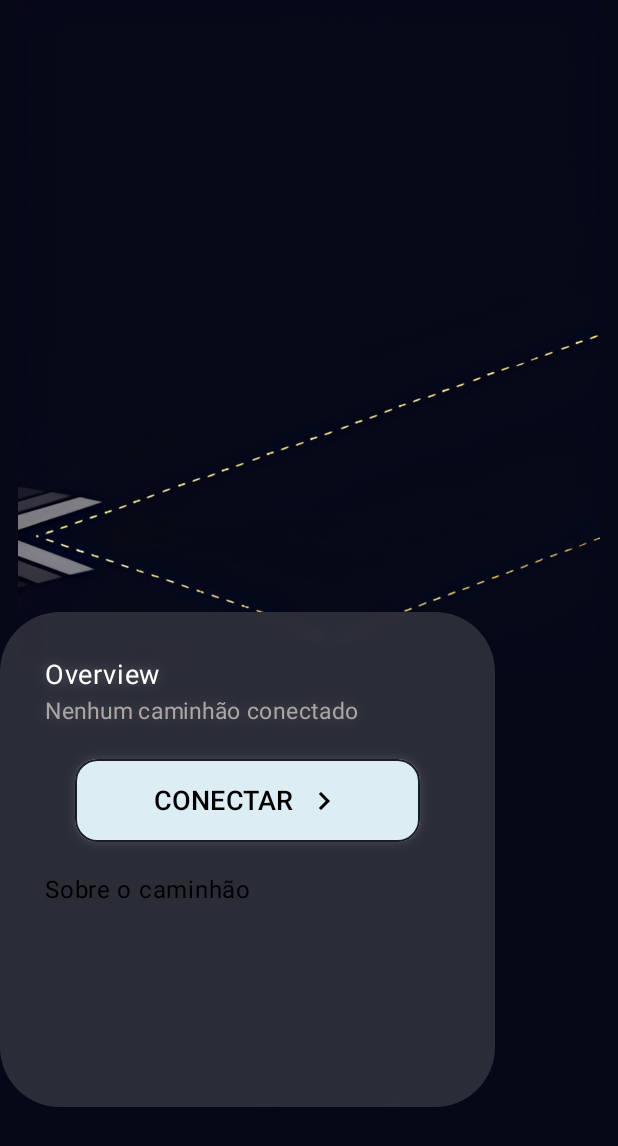
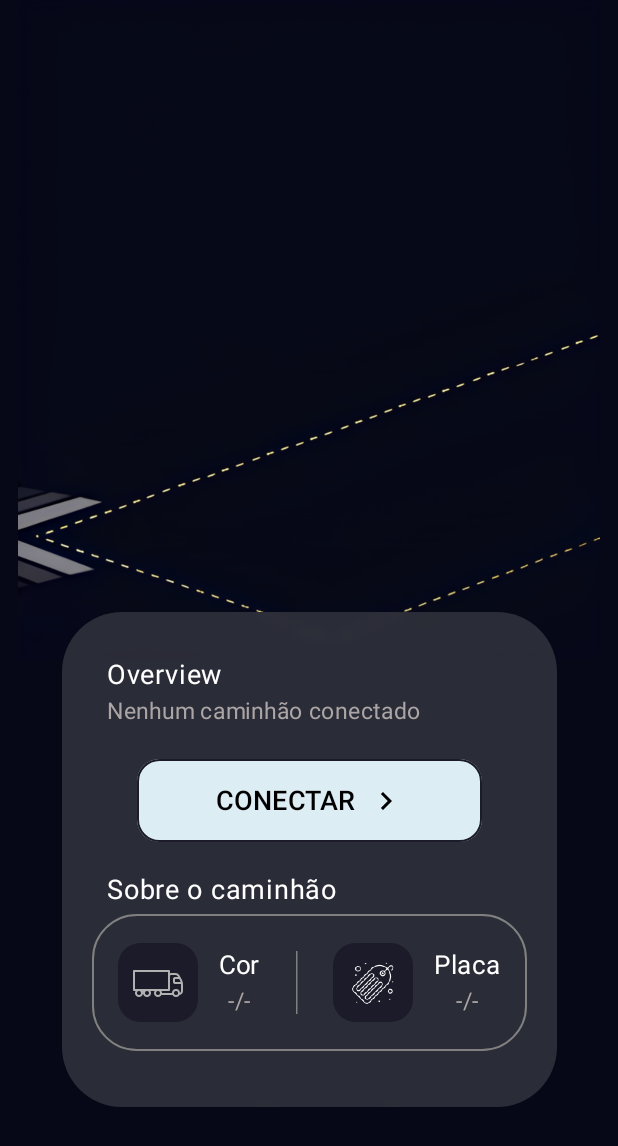
Before and after one commit to jpnacaratti/scania-modtruck, an Android app built with Jetpack Compose: the screen it shows after launch (MainActivity), on a phone screen of 412 x 824 dp. Shown: the top 1146 px of the screen. Run offline under Robolectric (Android 15) with nearby library versions, the phone set to English and light mode, and no system bars; our stand-ins replace accompanist; 1 statement that could not run was skipped.

Commit message:
Finishing first card on home screen

```diff
--- a/app/build.gradle.kts
+++ b/app/build.gradle.kts
@@ -60,6 +60,7 @@ dependencies {
     implementation(libs.androidx.ui.tooling.preview)
     implementation(libs.androidx.material3)
     implementation(libs.ui.text.google.fonts)
+    implementation ("com.google.accompanist:accompanist-systemuicontroller:0.24.3-alpha")
     testImplementation(libs.junit)
     androidTestImplementation(libs.androidx.junit)
     androidTestImplementation(libs.androidx.espresso.core)
--- a/app/src/main/java/com/jpnacaratti/modtruck/extensions/BackgroundBlur.kt
+++ b/app/src/main/java/com/jpnacaratti/modtruck/extensions/BackgroundBlur.kt
@@ -26,20 +26,17 @@ import androidx.compose.ui.graphics.graphicsLayer
 import androidx.compose.ui.layout.ContentScale
 import androidx.compose.ui.layout.LayoutCoordinates
 import androidx.compose.ui.layout.onGloballyPositioned
-import androidx.compose.ui.layout.positionInParent
-import androidx.compose.ui.layout.positionInRoot
 import androidx.compose.ui.layout.positionInWindow
 import androidx.compose.ui.platform.LocalView
 import androidx.compose.ui.unit.IntOffset
-import androidx.compose.ui.unit.dp
-import com.jpnacaratti.modtruck.ui.theme.Gray
 
 @Composable
 fun Modifier.backgroundBlur(
     blurRadius: Int,
     shape: RoundedCornerShape,
     backgroundColor: Color,
-    backgroundColorAlpha: Float = 1f
+    backgroundColorAlpha: Float = 1f,
+    onBlurReady: () -> Unit = {}
 ): Modifier {
     var capturedBitmap by remember { mutableStateOf<ImageBitmap?>(null) }
     var layoutCoordinates by remember { mutableStateOf<LayoutCoordinates?>(null) }
@@ -91,6 +88,8 @@ fun Modifier.backgroundBlur(
                         color = backgroundColor.copy(alpha = backgroundColorAlpha),
                         size = size
                     )
+
+                    onBlurReady()
                 }
         )
     }
--- a/app/src/main/java/com/jpnacaratti/modtruck/ui/components/ConnectTruck.kt
+++ b/app/src/main/java/com/jpnacaratti/modtruck/ui/components/ConnectTruck.kt
@@ -1,15 +1,16 @@
 package com.jpnacaratti.modtruck.ui.components
 
+import androidx.compose.foundation.Image
+import androidx.compose.foundation.background
 import androidx.compose.foundation.border
 import androidx.compose.foundation.layout.Arrangement
 import androidx.compose.foundation.layout.Box
 import androidx.compose.foundation.layout.Column
 import androidx.compose.foundation.layout.Row
 import androidx.compose.foundation.layout.fillMaxWidth
-import androidx.compose.foundation.layout.offset
+import androidx.compose.foundation.layout.height
 import androidx.compose.foundation.layout.padding
 import androidx.compose.foundation.layout.size
-import androidx.compose.foundation.shape.CircleShape
 import androidx.compose.foundation.shape.RoundedCornerShape
 import androidx.compose.material.icons.Icons
 import androidx.compose.material.icons.automirrored.filled.KeyboardArrowRight
@@ -18,11 +19,18 @@ import androidx.compose.material3.ButtonDefaults
 import androidx.compose.material3.Icon
 import androidx.compose.material3.Surface
 import androidx.compose.material3.Text
+import androidx.compose.material3.VerticalDivider
 import androidx.compose.runtime.Composable
+import androidx.compose.runtime.getValue
+import androidx.compose.runtime.mutableStateOf
+import androidx.compose.runtime.remember
+import androidx.compose.runtime.setValue
 import androidx.compose.ui.Alignment
 import androidx.compose.ui.Modifier
 import androidx.compose.ui.draw.clip
 import androidx.compose.ui.graphics.Color
+import androidx.compose.ui.layout.layout
+import androidx.compose.ui.res.painterResource
 import androidx.compose.ui.text.font.FontFamily
 import androidx.compose.ui.text.font.FontStyle
 import androidx.compose.ui.text.font.FontWeight
@@ -35,6 +43,7 @@ import com.jpnacaratti.modtruck.extensions.backgroundBlur
 import com.jpnacaratti.modtruck.ui.theme.DarkGray
 import com.jpnacaratti.modtruck.ui.theme.Gray
 import com.jpnacaratti.modtruck.ui.theme.LightBlue
+import com.jpnacaratti.modtruck.ui.theme.LightDarkBlue
 import com.jpnacaratti.modtruck.ui.theme.LightGray
 import com.jpnacaratti.modtruck.ui.theme.ModTruckTheme
 import com.nacaratti.modtruck.R
@@ -57,6 +66,8 @@ fun poppins(weight: FontWeight, style: FontStyle = FontStyle.Normal): FontFamily
 
 @Composable
 fun ConnectTruck(modifier: Modifier = Modifier) {
+    var blurReady by remember { mutableStateOf(false) }
+
     Box(
         modifier = modifier
             .size(size = 330.dp)
@@ -64,10 +75,13 @@ fun ConnectTruck(modifier: Modifier = Modifier) {
             .backgroundBlur(
                 blurRadius = 9,
                 shape = RoundedCornerShape(40.dp),
-                backgroundColor = Gray,
-                backgroundColorAlpha = 0.8f
+                backgroundColor = DarkGray,
+                backgroundColorAlpha = 0.8f,
+                onBlurReady = { blurReady = true }
             )
     ) {
+        if (!blurReady) return
+
         Column(
             modifier = Modifier
                 .padding(30.dp)
@@ -92,7 +106,7 @@ fun ConnectTruck(modifier: Modifier = Modifier) {
                 modifier = Modifier
                     .padding(vertical = 20.dp)
                     .size(width = 230.dp, height = 55.dp)
-                    .border(width = 1.dp, color = DarkGray, shape = RoundedCornerShape(15.dp))
+                    .border(width = 1.dp, color = LightDarkBlue, shape = RoundedCornerShape(15.dp))
                     .align(alignment = Alignment.CenterHorizontally)
             ) {
                 Row(
@@ -112,7 +126,117 @@ fun ConnectTruck(modifier: Modifier = Modifier) {
                     )
                 }
             }
-            Text(text = "Sobre o caminhão")
+            Text(
+                text = "Sobre o caminhão",
+                fontSize = 18.sp,
+                color = Color.White,
+                fontFamily = poppins(weight = FontWeight.Medium)
+            )
+            Row(
+                Modifier
+                    .layout { measurable, constraints ->
+                        val placeable = measurable.measure(
+                            constraints.copy(
+                                maxWidth = constraints.maxWidth + 20.dp.roundToPx(),
+                            )
+                        )
+                        layout(placeable.width, placeable.height) {
+                            placeable.place(0, 0)
+                        }
+                    }
+                    .padding(top = 4.dp)
+                    .fillMaxWidth()
+                    .height(91.dp)
+                    .border(
+                        width = 1.dp,
+                        color = Gray,
+                        shape = RoundedCornerShape(size = 30.dp)
+                    ),
+            ) {
+                Row(
+                    modifier = Modifier
+                        .padding(vertical = 19.dp, horizontal = 17.dp)
+                        .fillMaxWidth(),
+                    horizontalArrangement = Arrangement.SpaceBetween
+                ) {
+                    Row(
+                        verticalAlignment = Alignment.CenterVertically,
+                        horizontalArrangement = Arrangement.Start
+                    ) {
+                        Box(
+                            modifier = Modifier
+                                .size(53.dp)
+                                .clip(shape = RoundedCornerShape(size = 15.dp))
+                                .background(color = LightDarkBlue),
+                            contentAlignment = Alignment.Center
+                        ) {
+                            Image(
+                                painter = painterResource(R.drawable.icon_truck),
+                                contentDescription = "Truck icon",
+                                modifier = Modifier.size(33.dp)
+                            )
+                        }
+                        Column(
+                            modifier = Modifier
+                                .padding(start = 14.dp),
+                            horizontalAlignment = Alignment.CenterHorizontally
+                        ) {
+                            Text(
+                                text = "Cor",
+                                color = Color.White,
+                                fontSize = 17.sp,
+                                fontFamily = poppins(weight = FontWeight.Medium)
+                            )
+                            Text(
+                                text = "-/-",
+                                color = LightGray,
+                                fontSize = 15.sp,
+                                fontFamily = poppins(weight = FontWeight.Medium)
+                            )
+                        }
+                    }
+                    VerticalDivider(
+                        color = Gray,
+                        modifier = Modifier.padding(vertical = 5.dp)
+                    )
+                    Row(
+                        verticalAlignment = Alignment.CenterVertically,
+                        horizontalArrangement = Arrangement.End
+                    ) {
+                        Box(
+                            modifier = Modifier
+                                .size(53.dp)
+                                .clip(shape = RoundedCornerShape(size = 15.dp))
+                                .background(color = LightDarkBlue),
+                            contentAlignment = Alignment.Center
+                        ) {
+                            Image(
+                                painter = painterResource(R.drawable.icon_truck_sign),
+                                contentDescription = "Truck sign icon",
+                                modifier = Modifier.size(33.dp)
+                            )
+                        }
+                        Column(
+                            modifier = Modifier
+                                .padding(start = 14.dp),
+                            horizontalAlignment = Alignment.CenterHorizontally
+                        ) {
+                            Text(
+                                text = "Placa",
+                                color = Color.White,
+                                fontSize = 17.sp,
+                                fontFamily = poppins(weight = FontWeight.Medium)
+                            )
+                            Text(
+                                text = "-/-",
+                                color = LightGray,
+                                fontSize = 15.sp,
+                                fontFamily = poppins(weight = FontWeight.Medium)
+                            )
+                        }
+                    }
+                }
+            }
         }
     }
 }
@@ -123,7 +247,7 @@ fun ConnectTruck(modifier: Modifier = Modifier) {
 private fun ConnectTruckPreview() {
     ModTruckTheme {
         Surface(
-            color = Gray
+            color = DarkGray
         ) {
             ConnectTruck()
         }
--- a/app/src/main/java/com/jpnacaratti/modtruck/ui/screens/HomeScreen.kt
+++ b/app/src/main/java/com/jpnacaratti/modtruck/ui/screens/HomeScreen.kt
@@ -11,17 +11,27 @@ import androidx.compose.foundation.layout.height
 import androidx.compose.foundation.layout.offset
 import androidx.compose.material3.MaterialTheme
 import androidx.compose.runtime.Composable
-import androidx.compose.ui.Alignment
 import androidx.compose.ui.Modifier
+import androidx.compose.ui.graphics.Color
+import androidx.compose.ui.platform.LocalConfiguration
 import androidx.compose.ui.res.painterResource
 import androidx.compose.ui.tooling.preview.Preview
 import androidx.compose.ui.unit.dp
+import com.google.accompanist.systemuicontroller.rememberSystemUiController
 import com.jpnacaratti.modtruck.ui.components.ConnectTruck
 import com.jpnacaratti.modtruck.ui.theme.ModTruckTheme
 import com.nacaratti.modtruck.R
 
 @Composable
 fun HomeScreen() {
+    val screenWidth = LocalConfiguration.current.screenWidthDp.dp
+
+    val systemUiController = rememberSystemUiController()
+    systemUiController.setSystemBarsColor(
+        color = Color.Transparent,
+        darkIcons = false
+    )
+
     Box(
         modifier = Modifier
             .fillMaxSize()
@@ -36,12 +46,14 @@ fun HomeScreen() {
         )
 
         ConnectTruck(modifier = Modifier
-            .offset(y = 408.dp)
+            .offset(
+                x = (screenWidth - 330.dp) / 2,
+                y = 408.dp
+            )
         )
     }
 }
 
-@RequiresApi(Build.VERSION_CODES.TIRAMISU)
 @Preview
 @Composable
 private fun HomeScreenPreview() {
--- a/app/src/main/java/com/jpnacaratti/modtruck/ui/theme/Color.kt
+++ b/app/src/main/java/com/jpnacaratti/modtruck/ui/theme/Color.kt
@@ -13,6 +13,7 @@ val Pink40 = Color(0xFF7D5260)
 val DarkBlue = Color(0xFF070817)
 val LightBlue = Color(0xFFDCEDF3)
 val FluorescentYellow  = Color(0xFFC0E863)
-val Gray = Color(0xFF34353F)
-val DarkGray = Color(0xFF1B1B29)
+val LightDarkBlue = Color(0xFF1B1B29)
+val DarkGray = Color(0xFF34353F)
+val Gray = Color(0xFF808080)
 val LightGray = Color(0xFFACA5A5)
```
Also changed, not shown: app/src/main/res/drawable/icon_truck.png (added), app/src/main/res/drawable/icon_truck_sign.png (added).
